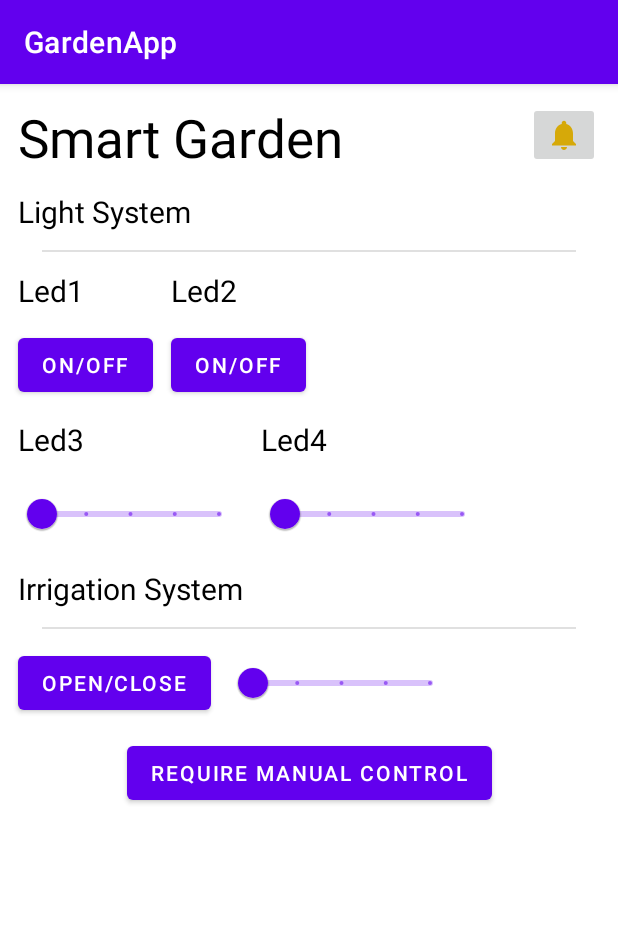
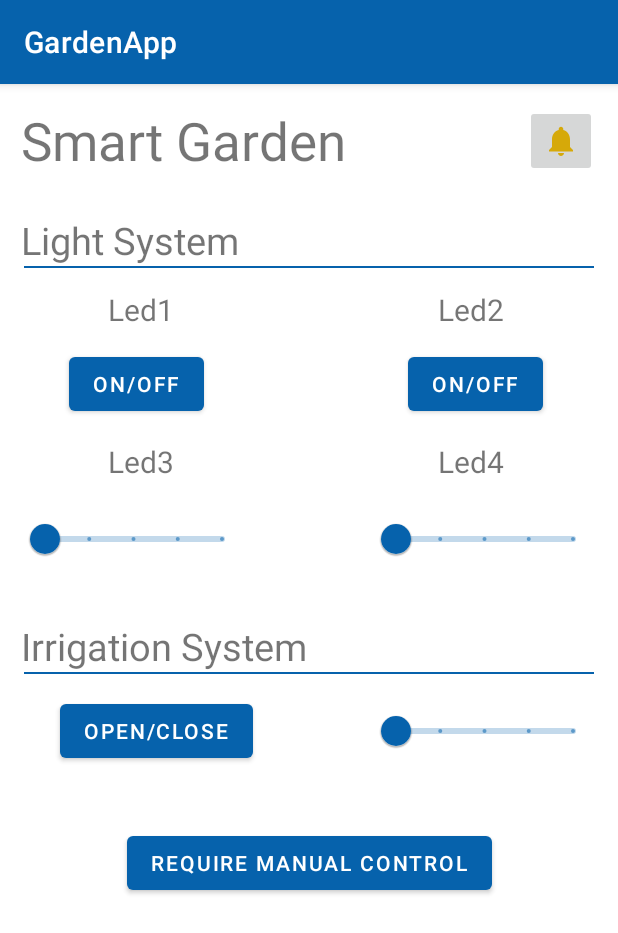
Before and after one commit to Sofy24/Assignment3, an Android app: the screen it shows after launch (MainActivity), on a phone screen of 412 x 824 dp. Shown: the top 933 px of the screen. Run offline under Robolectric (Android 15) with nearby library versions, the phone set to English and light mode, and no system bars.

Commit message:
Finished the layout

```diff
--- a/app/src/main/res/layout/activity_main.xml
+++ b/app/src/main/res/layout/activity_main.xml
@@ -6,21 +6,34 @@
     android:layout_height="match_parent"
     tools:context=".MainActivity">
 
+    <androidx.constraintlayout.widget.Guideline
+        android:id="@+id/guideline_33v"
+        android:layout_width="wrap_content"
+        android:layout_height="wrap_content"
+        android:orientation="vertical"
+        app:layout_constraintGuide_percent="0.33" />
+
+    <androidx.constraintlayout.widget.Guideline
+        android:id="@+id/guideline_66v"
+        android:layout_width="wrap_content"
+        android:layout_height="wrap_content"
+        android:orientation="vertical"
+        app:layout_constraintGuide_percent="0.66" />
+
     <TextView
         android:id="@+id/title"
         android:layout_width="wrap_content"
         android:layout_height="wrap_content"
-        android:layout_margin="12dp"
+        android:layout_margin="14dp"
         android:text="@string/smart_garden"
-        android:textColor="@color/black"
         android:textSize="35sp"
         app:layout_constraintStart_toStartOf="parent"
         app:layout_constraintTop_toTopOf="parent" />
 
     <ImageButton
-        android:layout_width="wrap_content"
-        android:layout_height="wrap_content"
-        android:layout_margin="12dp"
+        android:layout_width="48dp"
+        android:layout_height="48dp"
+        android:layout_margin="14dp"
         app:srcCompat="@drawable/ic_baseline_notifications_24"
         app:layout_constraintEnd_toEndOf="parent"
         app:layout_constraintTop_toTopOf="parent"
@@ -30,10 +43,10 @@
         android:id="@+id/light_system"
         android:layout_width="wrap_content"
         android:layout_height="wrap_content"
-        android:layout_margin="12dp"
+        android:layout_marginStart="14dp"
+        android:layout_marginTop="25dp"
         android:text="@string/light_system"
-        android:textColor="@color/black"
-        android:textSize="20sp"
+        android:textSize="25sp"
         app:layout_constraintStart_toStartOf="parent"
         app:layout_constraintTop_toBottomOf="@id/title" />
 
@@ -43,7 +56,7 @@
         android:layout_height="wrap_content"
         app:dividerInsetStart="16dp"
         app:dividerInsetEnd="16dp"
-        android:layout_margin="12dp"
+        app:dividerColor="@color/blue"
         app:layout_constraintStart_toStartOf="parent"
         app:layout_constraintEnd_toEndOf="parent"
         app:layout_constraintTop_toBottomOf="@id/light_system"
@@ -53,11 +66,11 @@
         android:id="@+id/led1"
         android:layout_width="wrap_content"
         android:layout_height="wrap_content"
-        android:layout_margin="12dp"
+        android:layout_marginTop="14dp"
+        android:layout_marginEnd="20dp"
         android:text="@string/led1"
-        android:textColor="@color/black"
         android:textSize="20sp"
-        app:layout_constraintStart_toStartOf="parent"
+        app:layout_constraintEnd_toStartOf="@id/guideline_33v"
         app:layout_constraintTop_toBottomOf="@id/light_system_divider" />
 
     <Button
@@ -65,8 +78,8 @@
         android:layout_width="wrap_content"
         android:layout_height="wrap_content"
         android:text="@string/on_off"
-        android:layout_margin="12dp"
-        app:layout_constraintStart_toStartOf="parent"
+        android:layout_marginTop="12dp"
+        app:layout_constraintEnd_toStartOf="@id/guideline_33v"
         app:layout_constraintTop_toBottomOf="@id/led1"
     />
 
@@ -74,11 +87,12 @@
         android:id="@+id/led2"
         android:layout_width="wrap_content"
         android:layout_height="wrap_content"
-        android:layout_margin="12dp"
+        android:layout_marginTop="14dp"
+        android:layout_marginStart="20dp"
         android:text="@string/led2"
-        android:textColor="@color/black"
         android:textSize="20sp"
-        app:layout_constraintStart_toEndOf="@id/led1_button"
+        app:layout_constraintStart_toEndOf="@id/guideline_66v"
+
         app:layout_constraintTop_toBottomOf="@id/light_system_divider" />
 
     <Button
@@ -86,8 +100,8 @@
         android:layout_width="wrap_content"
         android:layout_height="wrap_content"
         android:text="@string/on_off"
-        android:layout_margin="12dp"
-        app:layout_constraintStart_toEndOf="@id/led1_button"
+        android:layout_marginTop="12dp"
+        app:layout_constraintStart_toEndOf="@id/guideline_66v"
         app:layout_constraintTop_toBottomOf="@id/led2"
         />
 
@@ -96,11 +110,11 @@
         android:id="@+id/led3"
         android:layout_width="wrap_content"
         android:layout_height="wrap_content"
-        android:layout_margin="12dp"
+        android:layout_marginTop="14dp"
         android:text="@string/led3"
-        android:textColor="@color/black"
         android:textSize="20sp"
-        app:layout_constraintLeft_toLeftOf="parent"
+        app:layout_constraintStart_toStartOf="@id/led1"
+        app:layout_constraintEnd_toEndOf="@id/led1"
         app:layout_constraintTop_toBottomOf="@id/led1_button" />
 
     <com.google.android.material.slider.Slider
@@ -110,7 +124,8 @@
         android:valueTo="4.0"
         android:layout_height="wrap_content"
         android:layout_width="150dp"
-        android:layout_margin="12dp"
+        android:layout_marginStart="14dp"
+        android:layout_marginTop="14dp"
         app:layout_constraintStart_toStartOf="parent"
         app:layout_constraintTop_toBottomOf="@id/led3"  />
 
@@ -118,11 +133,11 @@
         android:id="@+id/led4"
         android:layout_width="wrap_content"
         android:layout_height="wrap_content"
-        android:layout_margin="12dp"
+        android:layout_marginTop="14dp"
         android:text="@string/led4"
-        android:textColor="@color/black"
         android:textSize="20sp"
-        app:layout_constraintStart_toEndOf="@id/led3_slider"
+        app:layout_constraintStart_toStartOf="@id/led2"
+        app:layout_constraintEnd_toEndOf="@id/led2"
         app:layout_constraintTop_toBottomOf="@id/led2_button" />
 
     <com.google.android.material.slider.Slider
@@ -132,18 +147,20 @@
         android:valueTo="4.0"
         android:layout_height="wrap_content"
         android:layout_width="150dp"
-        android:layout_margin="12dp"
-        app:layout_constraintStart_toEndOf="@id/led3_slider"
+        android:layout_marginTop="14dp"
+        android:layout_marginEnd="14dp"
+        app:layout_constraintEnd_toEndOf="parent"
         app:layout_constraintTop_toBottomOf="@id/led4"  />
 
     <TextView
         android:id="@+id/irrigation_system"
         android:layout_width="wrap_content"
         android:layout_height="wrap_content"
-        android:layout_margin="12dp"
+        android:layout_marginTop="30dp"
+        android:layout_marginStart="14dp"
         android:text="@string/irrigation_system"
-        android:textColor="@color/black"
-        android:textSize="20sp"
+
+        android:textSize="25sp"
         app:layout_constraintStart_toStartOf="parent"
         app:layout_constraintTop_toBottomOf="@id/led3_slider" />
 
@@ -153,7 +170,7 @@
         android:layout_height="wrap_content"
         app:dividerInsetStart="16dp"
         app:dividerInsetEnd="16dp"
-        android:layout_margin="12dp"
+        app:dividerColor="@color/blue"
         app:layout_constraintStart_toStartOf="parent"
         app:layout_constraintEnd_toEndOf="parent"
         app:layout_constraintTop_toBottomOf="@id/irrigation_system"
@@ -164,7 +181,8 @@
         android:layout_width="wrap_content"
         android:layout_height="wrap_content"
         android:text="@string/open_close"
-        android:layout_margin="12dp"
+        android:layout_marginTop="14dp"
+        android:layout_marginStart="40dp"
         app:layout_constraintStart_toStartOf="parent"
         app:layout_constraintTop_toBottomOf="@id/irrigation_system_divider"
         />
@@ -176,8 +194,9 @@
         android:valueTo="4.0"
         android:layout_height="wrap_content"
         android:layout_width="150dp"
-        android:layout_margin="12dp"
-        app:layout_constraintStart_toEndOf="@id/irrigation_button"
+        android:layout_marginTop="14dp"
+        android:layout_marginEnd="14dp"
+        app:layout_constraintEnd_toEndOf="parent"
         app:layout_constraintTop_toBottomOf="@id/irrigation_system_divider"  />
 
     <Button
@@ -185,7 +204,7 @@
         android:layout_width="wrap_content"
         android:layout_height="wrap_content"
         android:text="@string/require_manual_control"
-        android:layout_margin="12dp"
+        android:layout_marginTop="40dp"
         app:layout_constraintStart_toStartOf="parent"
         app:layout_constraintEnd_toEndOf="parent"
         app:layout_constraintTop_toBottomOf="@id/irrigation_button"
--- a/app/src/main/res/values-night/themes.xml
+++ b/app/src/main/res/values-night/themes.xml
@@ -1,8 +1,8 @@
 <resources xmlns:tools="http://schemas.android.com/tools">
     <!-- Base application theme. -->
-    <style name="Theme.GardenApp" parent="Theme.MaterialComponents.DayNight.DarkActionBar">
+    <style name="Theme.GardenApp" parent="Theme.MaterialComponents.DayNight.NoActionBar">
         <!-- Primary brand color. -->
-        <item name="colorPrimary">@color/purple_200</item>
+        <item name="colorPrimary">@color/blue</item>
         <item name="colorPrimaryVariant">@color/purple_700</item>
         <item name="colorOnPrimary">@color/black</item>
         <!-- Secondary brand color. -->
@@ -13,4 +13,9 @@
         <item name="android:statusBarColor" tools:targetApi="l">?attr/colorPrimaryVariant</item>
         <!-- Customize your theme here. -->
     </style>
+
+
+    <style name="Widget.App.MaterialDivider" parent="Widget.MaterialComponents.MaterialDivider">
+        <item name="dividerColor">@color/white</item>
+    </style>
 </resources>
--- a/app/src/main/res/values/colors.xml
+++ b/app/src/main/res/values/colors.xml
@@ -1,5 +1,6 @@
 <?xml version="1.0" encoding="utf-8"?>
 <resources>
+    <color name="blue">#0662AC</color>
     <color name="purple_200">#FFBB86FC</color>
     <color name="purple_500">#FF6200EE</color>
     <color name="purple_700">#FF3700B3</color>
--- a/app/src/main/res/values/strings.xml
+++ b/app/src/main/res/values/strings.xml
@@ -4,7 +4,6 @@
     <string name="light_system">Light System</string>
     <string name="led1">Led1</string>
     <string name="on_off">ON/OFF</string>
-    <string name="light_system">Light System</string>
     <string name="led2">Led2</string>
     <string name="allarm">allarm</string>
     <string name="led3">Led3</string>
--- a/app/src/main/res/values/themes.xml
+++ b/app/src/main/res/values/themes.xml
@@ -2,7 +2,7 @@
     <!-- Base application theme. -->
     <style name="Theme.GardenApp" parent="Theme.MaterialComponents.DayNight.DarkActionBar">
         <!-- Primary brand color. -->
-        <item name="colorPrimary">@color/purple_500</item>
+        <item name="colorPrimary">@color/blue</item>
         <item name="colorPrimaryVariant">@color/purple_700</item>
         <item name="colorOnPrimary">@color/white</item>
         <!-- Secondary brand color. -->
@@ -13,4 +13,9 @@
         <item name="android:statusBarColor" tools:targetApi="l">?attr/colorPrimaryVariant</item>
         <!-- Customize your theme here. -->
     </style>
+
+
+    <style name="Widget.App.MaterialDivider" parent="Widget.MaterialComponents.MaterialDivider">
+        <item name="dividerColor">@color/black</item>
+    </style>
 </resources>
```
